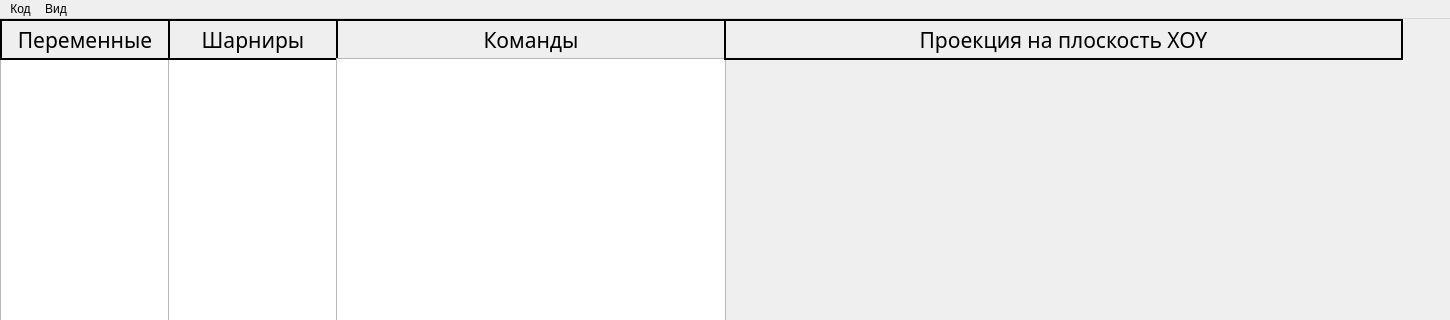
Above: mainwindow.ui from Firegreat78/MiniRML before the change; both pictures show x 0 to 1450 and y 0 to 320 of the 1450 by 764 pixel window. Below: the same form after it.
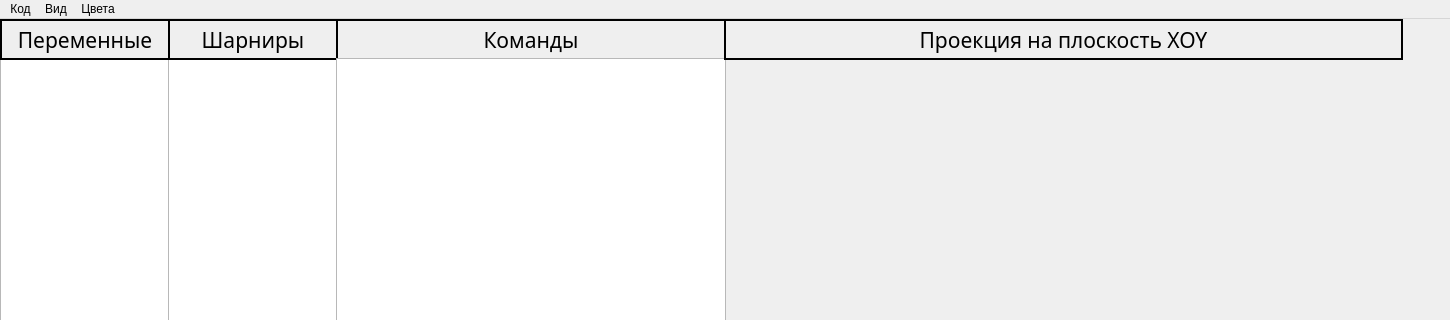
That is the form after the change.

Commit message: feat: color modifying

```diff
--- a/mainwindow.ui
+++ b/mainwindow.ui
@@ -226,8 +226,17 @@
     <addaction name="separator"/>
     <addaction name="workspaceSizeAction"/>
    </widget>
+   <widget class="QMenu" name="menuColors">
+    <property name="title">
+     <string>Цвета</string>
+    </property>
+    <addaction name="addColorAction"/>
+    <addaction name="deleteColorAction"/>
+    <addaction name="separator"/>
+   </widget>
    <addaction name="menuMain"/>
    <addaction name="menuView"/>
+   <addaction name="menuColors"/>
   </widget>
   <widget class="QStatusBar" name="statusbar"/>
   <action name="uploadSourceCodeAction">
```
Left out of the diff: 18 changed lines with no effect on the pictures. The commit also changes 5 other files.
